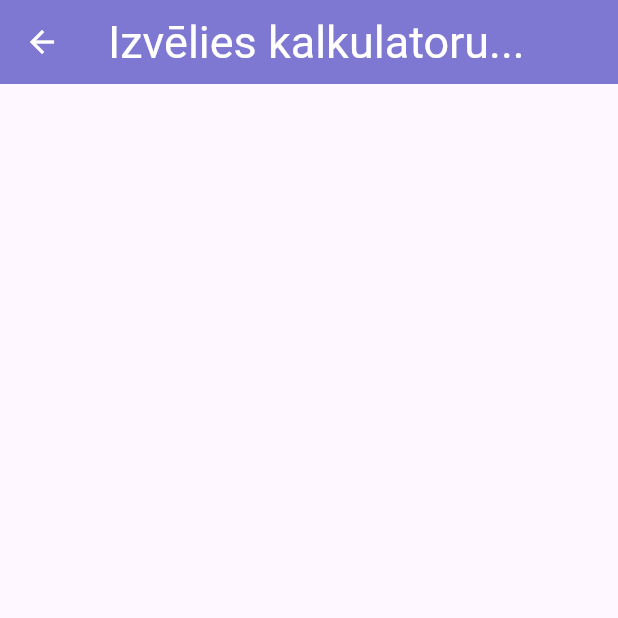
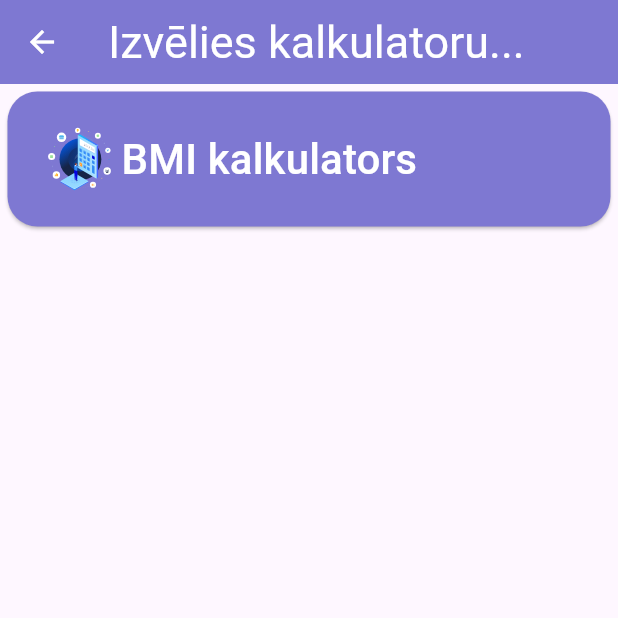
Before and after one commit to mrredo/flutter_calculator, a Flutter app: the CalculatorMain screen opened by its route, on a phone screen of 412 x 824 dp, the top half of it. Run offline on Flutter 3.47's test engine with Material 3 defaults, Android fonts, the phone set to English and light mode, and no system bars; our stand-ins replace flutter_svg.

Commit message:
Update calculator.dart

```diff
--- a/lib/pages/calculator.dart
+++ b/lib/pages/calculator.dart
@@ -1,5 +1,7 @@
 
 import 'package:flutter/material.dart';
+import 'package:flutter_calculator/themes/textColor.dart';
+import 'package:flutter_svg/flutter_svg.dart';
 
 class CalculatorMain extends StatelessWidget {
   const CalculatorMain({super.key});
@@ -9,9 +11,9 @@ class CalculatorMain extends StatelessWidget {
       appBar: AppBar(
         title: const Text('Izvēlies kalkulatoru...'),
       ),
-      body: const  Column(
+      body: Column(
         children: [
-          CalculatorMainFul(),
+          CalculatorMainFul(name: "BMI kalkulators", path: "/kalkulators/bmi", imageURL: "/assets/google.svg",),
         ],
       ),
     );
@@ -19,16 +21,46 @@ class CalculatorMain extends StatelessWidget {
 }
 
 class CalculatorMainFul extends StatefulWidget {
-  const CalculatorMainFul({super.key});
 
+  CalculatorMainFul({super.key, required this.name, required this.path, required this.imageURL});
+  String imageURL;
+  String path;
+
+  String name;
   @override
-  State<CalculatorMainFul> createState() => CalculatorMainState();
+  State<CalculatorMainFul> createState() => CalculatorMainState(name: name,path: path, imageURL: imageURL);
 }
 
 class CalculatorMainState extends State<CalculatorMainFul> {
-  CalculatorMainState();
+  CalculatorMainState({required this.name, required this.path,required this.imageURL});
+  String imageURL;
+  String name;
+  String path;
   @override
   Widget build(BuildContext context) {
-    return Text("");
+    return Container(
+      padding: const EdgeInsets.all(5),
+      child: ElevatedButton(
+
+        style: ButtonStyle(
+          backgroundColor:
+              MaterialStateProperty.all(const Color.fromRGBO(126, 120, 210, 1)),
+        ),
+        onPressed: () {
+          Navigator.pushNamed(context, path);
+        },
+        child: Row(children: [
+          Container(
+            padding: const EdgeInsets.only(left: 3, right: 3),
+            child: SvgPicture.asset('assets/main_page_image.svg', width: 50, height: 50,),
+          ),
+          Text(name,
+              textScaler: const TextScaler.linear(2),
+              style: defaultElevatedButtonTextStyle()),
+
+        ])
+        ),
+    );
+
   }
 }
```
